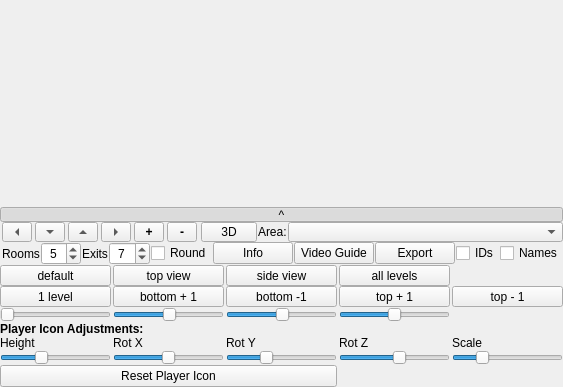
This is src/ui/mapper.ui in Mudlet/Mudlet as Qt 5 draws it before an edit. The edited form follows.
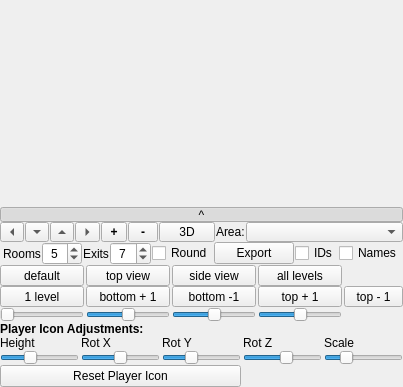
This is the edited form. Custom widgets are drawn as their Qt base class.

Commit message: feat: add video link to generic mapper

Diff of the .ui file:
```diff
--- a/src/ui/mapper.ui
+++ b/src/ui/mapper.ui
@@ -560,20 +560,6 @@
            </property>
           </widget>
          </item>
-         <item>
-          <widget class="QPushButton" name="pushButton_info">
-           <property name="text">
-            <string>Info</string>
-           </property>
-          </widget>
-         </item>
-         <item>
-          <widget class="QPushButton" name="pushButton_videoGuide">
-           <property name="text">
-            <string>Video Guide</string>
-           </property>
-          </widget>
-         </item>
          <item>
           <widget class="QPushButton" name="pushButton_exportArea">
            <property name="text">
```
The commit also changes 3 other files.
